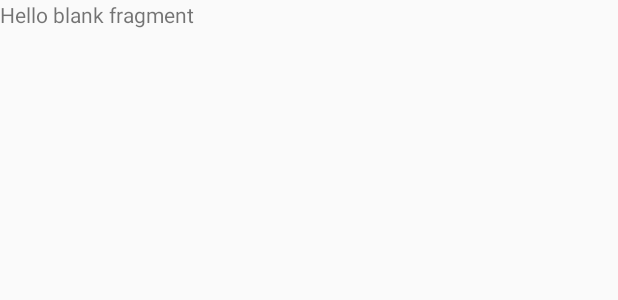
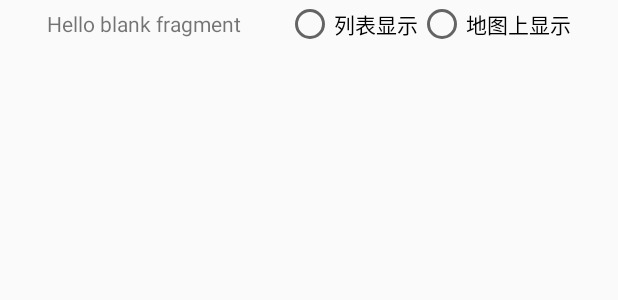
Before and after one commit to Mr-Peanut/Arrivied2, an Android app: the layout fragment_station_chosen.xml on its own in the app's theme, with its tools: preview values and no code run, on a phone screen of 412 x 824 dp. Shown: the top 300 px of the screen. Run offline under Robolectric (Android 15) with nearby library versions, the phone set to English and light mode, and no system bars.

Commit message:
update stationchoosen layout

```diff
--- a/app/src/main/res/layout/fragment_station_chosen.xml
+++ b/app/src/main/res/layout/fragment_station_chosen.xml
@@ -7,16 +7,45 @@
         android:orientation="vertical"
         android:layout_width="match_parent"
         android:layout_height="match_parent">
+        <LinearLayout
+            android:orientation="horizontal"
+            android:layout_width="match_parent"
+            android:layout_height="wrap_content">
             <TextView
                 android:id="@+id/line_info"
+                android:layout_width="wrap_content"
+                android:layout_height="match_parent"
+                android:gravity="center"
+                android:text="@string/hello_blank_fragment"
+                android:layout_weight="2"/>
+            <RadioGroup
+                android:layout_weight="1"
+                android:layout_width="wrap_content"
+                android:layout_height="wrap_content"
+                android:orientation="horizontal">
+                <RadioButton
+                    android:id="@+id/show_in_list"
+                    android:text="列表显示"
+                    android:layout_width="wrap_content"
+                    android:layout_height="wrap_content" />
+                <RadioButton
+                    android:id="@+id/show_in_map"
+                    android:text="地图上显示"
+                    android:layout_width="wrap_content"
+                    android:layout_height="wrap_content" />
+            </RadioGroup>
+        </LinearLayout>
+        <FrameLayout
+            android:id="@+id/line_item_window"
             android:layout_width="match_parent"
-            android:layout_height="wrap_content"
-            android:text="@string/hello_blank_fragment" />
+            android:layout_height="wrap_content">
             <android.support.v7.widget.RecyclerView
                 android:id="@+id/stationList"
                 android:layout_width="match_parent"
                 android:layout_height="wrap_content">
             </android.support.v7.widget.RecyclerView>
+        </FrameLayout>
+
     </LinearLayout>
 
 
```
Lines whose indentation alone changed are shown as unchanged.
